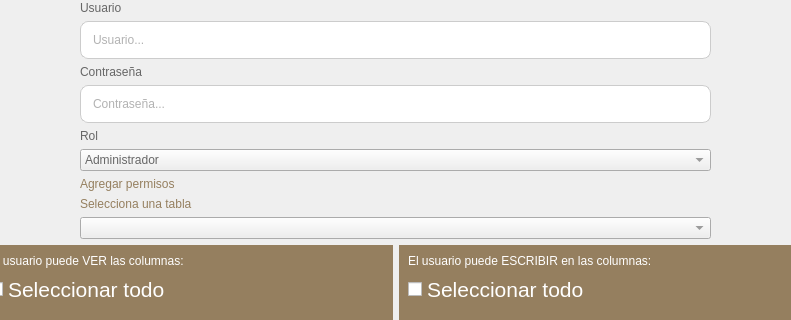
Qt form ui/registrar-usuario.ui (andreadh01/Notarius) before a commit; both pictures show x 120 to 911 and y 109 to 429 of the 1031 by 847 pixel window.
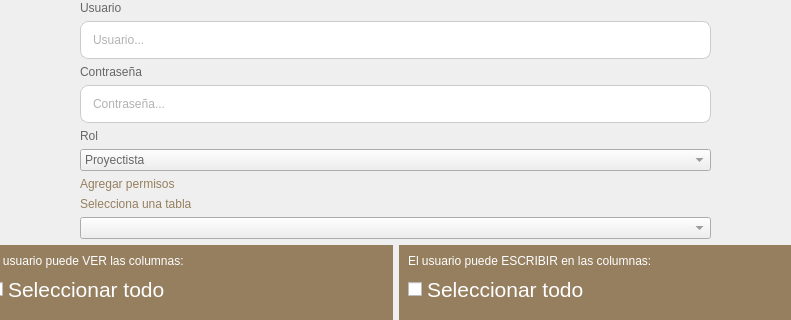
The same form after that commit.

Diff of the .ui file:
```diff
--- a/ui/registrar-usuario.ui
+++ b/ui/registrar-usuario.ui
@@ -145,16 +145,6 @@
 background: white;
 }</string>
        </property>
-       <item>
-        <property name="text">
-         <string>Administrador</string>
-        </property>
-       </item>
-       <item>
-        <property name="text">
-         <string>Empleado</string>
-        </property>
-       </item>
        <item>
         <property name="text">
          <string>Proyectista</string>
```
Left out of the diff: 20 changed lines with no effect on the pictures.
